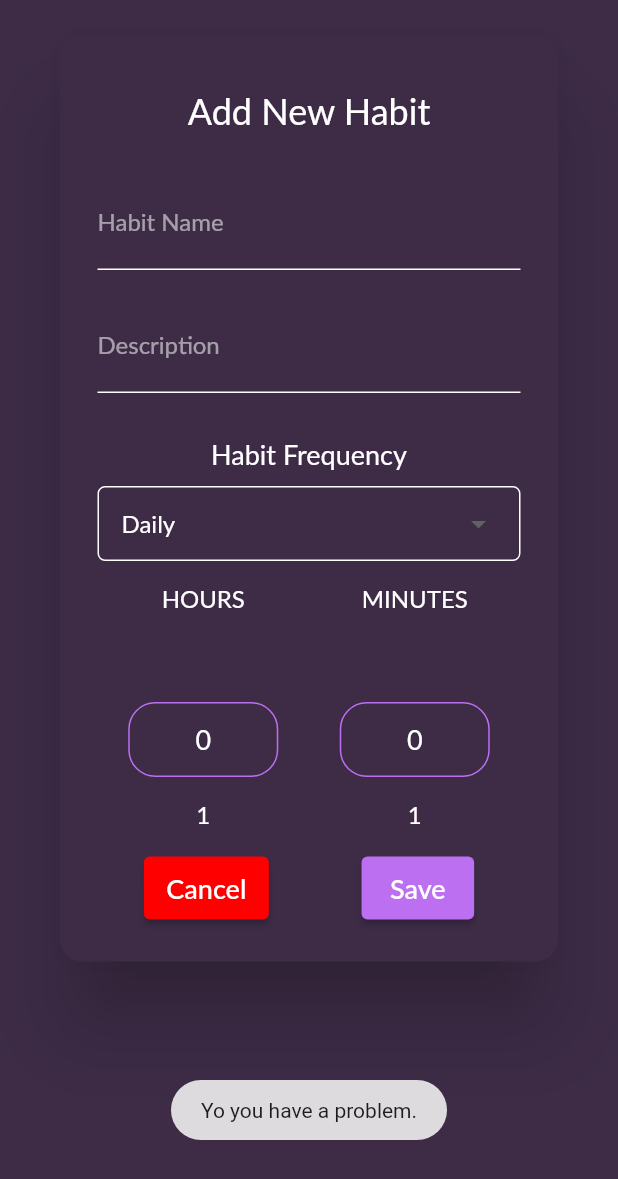
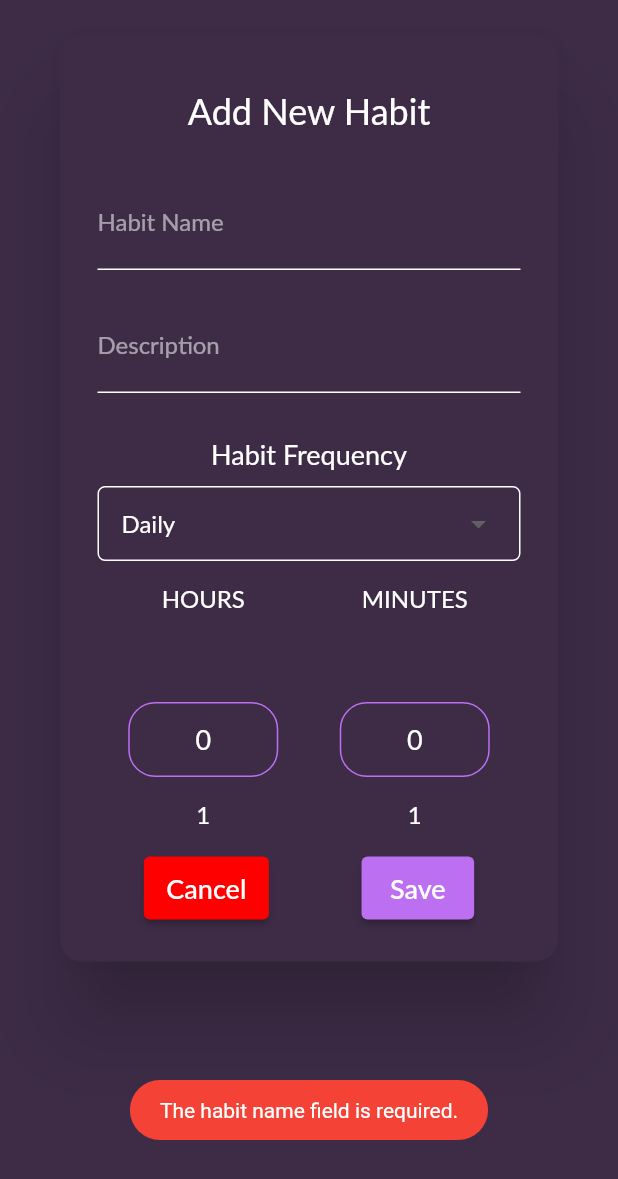
Before and after one commit to Mastagoon/habit-make, a Flutter app: the AddHabitDialog widget shown alone on an empty page, opened directly, after a tap on "Save", on a phone screen of 412 x 824 dp. Shown: the top 1179 px of the screen. Run offline on Flutter 3.47's test engine with Material 2 defaults, Android fonts, the phone set to English and light mode, and no system bars; drawn by our look-alikes of numberpicker; our stand-ins replace fluttertoast, percent_indicator; missing offline and left inert: isoweek; Roboto replaces fonts that are missing (Lato).

Commit message:
flutter add habit options

```diff
--- a/lib/screens/components/add_habit.dart
+++ b/lib/screens/components/add_habit.dart
@@ -29,7 +29,11 @@ class _AddHabitDialogState extends State<AddHabitDialog> {
   void setNewHabit() {
     // check if name is set
     if (habitName.length < 1) {
-      Fluttertoast.showToast(msg: "Yo you have a problem.");
+      Fluttertoast.showToast(
+        msg: "The habit name field is required.",
+        backgroundColor: Colors.red,
+        textColor: Colors.white,
+      );
     }
   }
 
```
